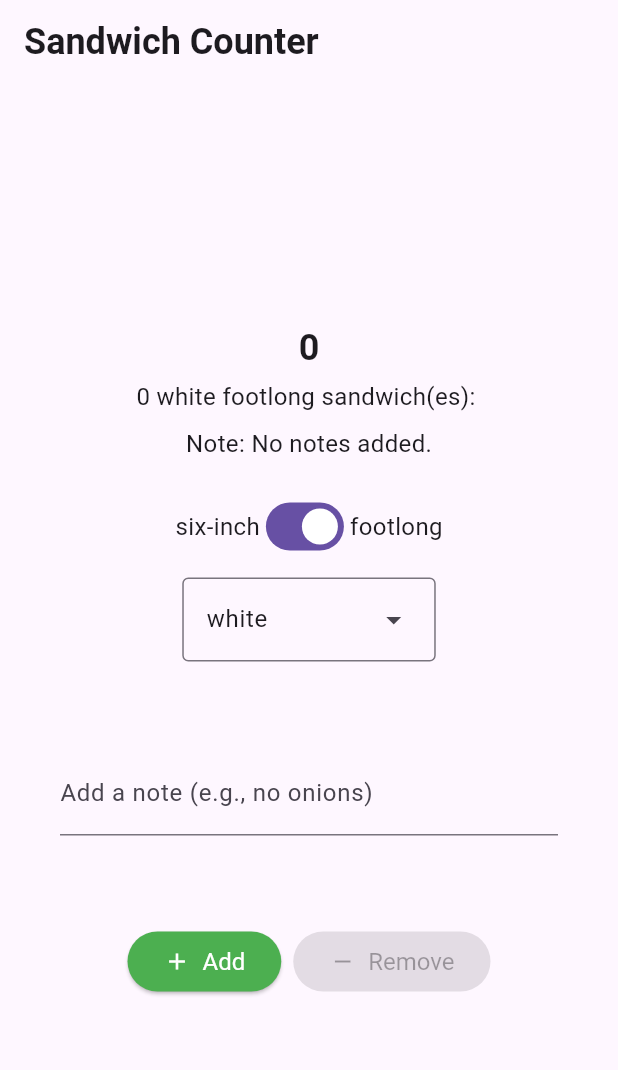
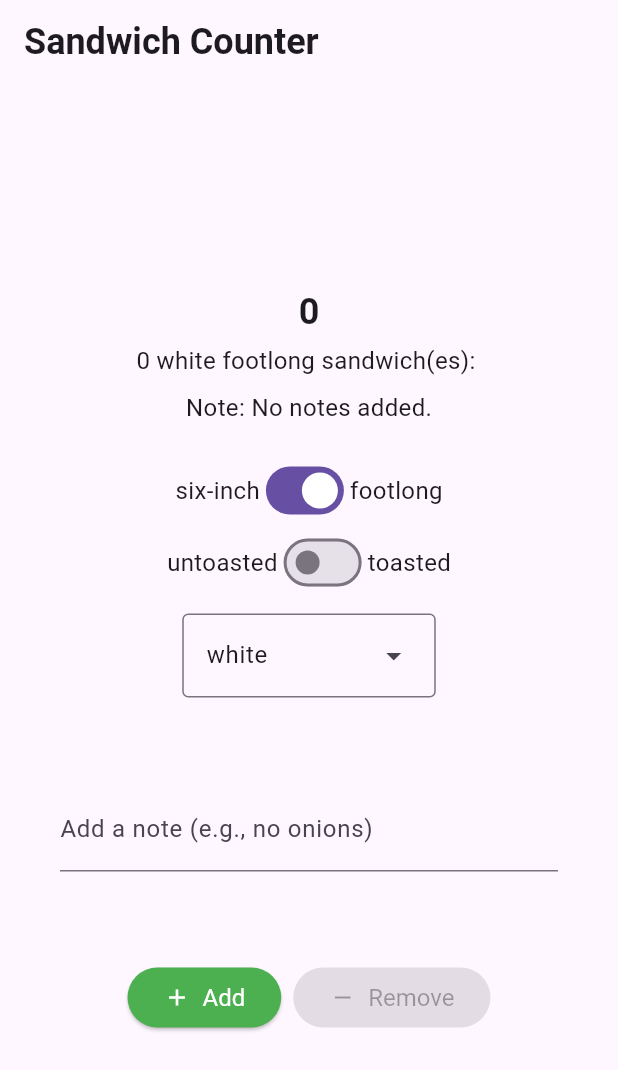
Before and after one commit to Xeniosgeorgakis/sadwich_shop, a Flutter app: the screen it shows after launch, on a phone screen of 412 x 824 dp. Shown: the top 1070 px of the screen. Run offline on Flutter 3.47's test engine with Material 3 defaults, Android fonts, the phone set to English and light mode, and no system bars.

Commit message:
toast option switch

```diff
--- a/lib/main.dart
+++ b/lib/main.dart
@@ -34,6 +34,7 @@
   OrderRepository? _orderRepository;
   final TextEditingController _notesController = TextEditingController();
   bool _isFootlong = true;
+  bool _isToasted = false;
   BreadType _selectedBreadType = BreadType.white;
 
   @override
@@ -128,6 +129,7 @@
               children: [
                 const Text('six-inch', style: normalText),
                 Switch(
+                  key: const Key('size_switch'),
                   value: _isFootlong,
                   onChanged: _onSandwichTypeChanged,
                 ),
@@ -135,6 +137,20 @@
               ],
 
 
+            ),
+            Row(
+              mainAxisAlignment: MainAxisAlignment.center,
+              children: [
+                const Text('untoasted', style: normalText),
+                Switch(
+                  key: const Key('toasted_switch'),
+                  value: _isToasted,
+                  onChanged: (value) {
+                    setState(() => _isToasted = value);
+                  },
+                ),
+                const Text('toasted', style: normalText),
+              ],
             ),
             const SizedBox(height: 10),
             DropdownMenu<BreadType>(
```
Also changed, not shown: 1 other file.
